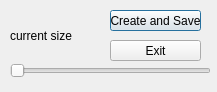
First picture: the form in lab4_1/2 part/cryptography/symmetric/makesymmetrickey.ui, repository AndrikB/2-Course, before the edit.
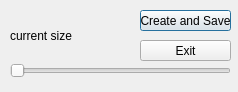
Second picture: the form after the edit.

The edit to the form file:
```diff
--- a/lab4_1/2 part/cryptography/symmetric/makesymmetrickey.ui
+++ b/lab4_1/2 part/cryptography/symmetric/makesymmetrickey.ui
@@ -6,7 +6,7 @@
    <rect>
     <x>0</x>
     <y>0</y>
-    <width>217</width>
+    <width>238</width>
     <height>92</height>
    </rect>
   </property>
@@ -18,7 +18,7 @@
     <rect>
      <x>10</x>
      <y>20</y>
-     <width>91</width>
+     <width>121</width>
      <height>31</height>
     </rect>
    </property>
@@ -29,7 +29,7 @@
   <widget class="QPushButton" name="save_to">
    <property name="geometry">
     <rect>
-     <x>110</x>
+     <x>140</x>
      <y>10</y>
      <width>91</width>
      <height>21</height>
@@ -44,7 +44,7 @@
     <rect>
      <x>10</x>
      <y>60</y>
-     <width>201</width>
+     <width>221</width>
      <height>21</height>
     </rect>
    </property>
@@ -64,7 +64,7 @@
   <widget class="QPushButton" name="exit">
    <property name="geometry">
     <rect>
-     <x>110</x>
+     <x>140</x>
      <y>40</y>
      <width>91</width>
      <height>21</height>
```
